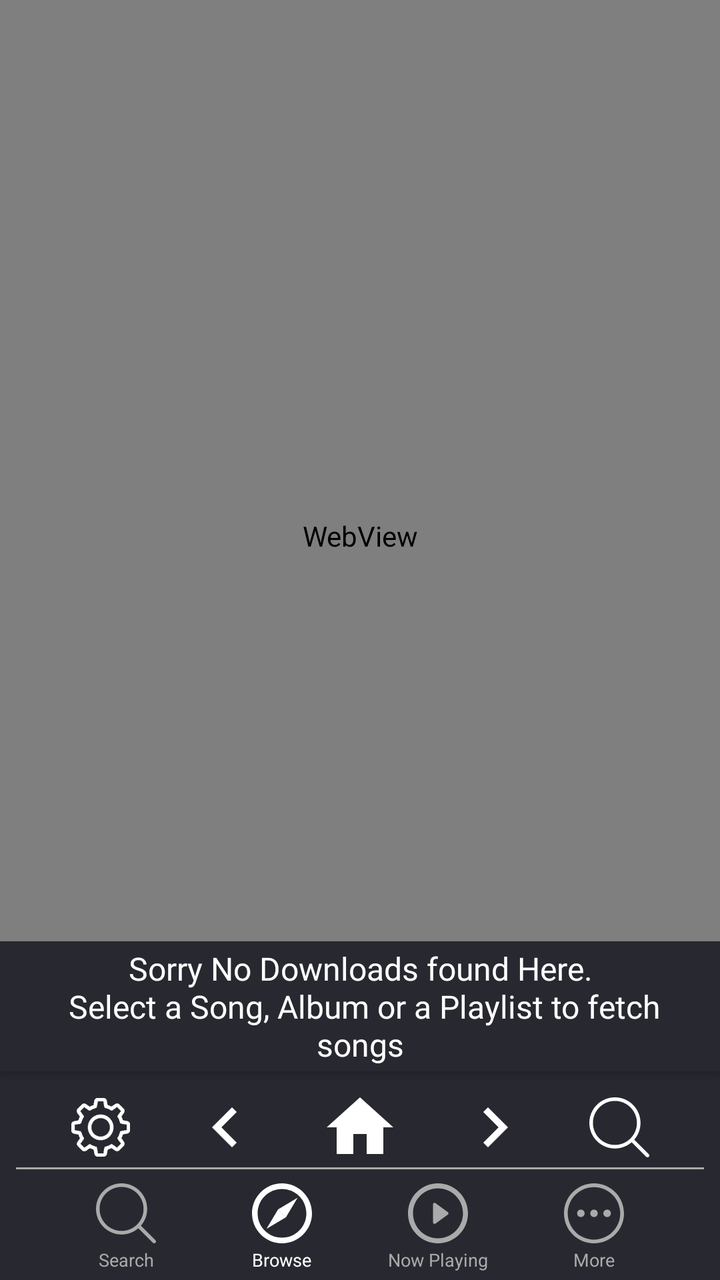
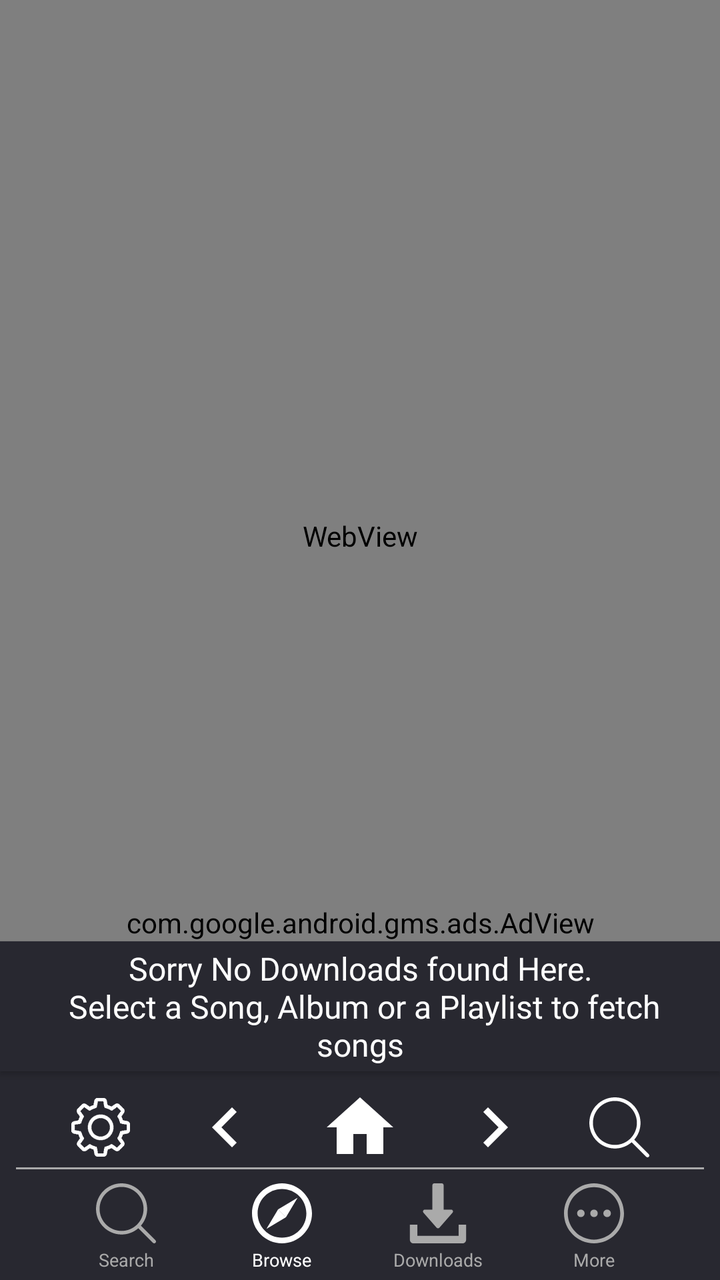

An Android layout rendered at two revisions. The XML below is the earlier revision; the diff shows what the commit changed to produce the second picture.
<!-- AndroidManifest.xml: application theme AppTheme.NoActionBar -->
<!-- res/layout/activity_saavn_web_view.xml -->
<?xml version="1.0" encoding="utf-8"?>
<androidx.constraintlayout.widget.ConstraintLayout xmlns:android="http://schemas.android.com/apk/res/android"
    xmlns:app="http://schemas.android.com/apk/res-auto"
    xmlns:tools="http://schemas.android.com/tools"
    android:layout_width="match_parent"
    android:layout_height="match_parent"
    android:background="@color/darkAccent"
    tools:context=".SaavnWebView">

    <Button
        android:id="@+id/btn_found"
        android:layout_width="0dp"
        android:layout_height="65dp"
        android:background="@color/darkAccent"
        android:fontFamily="@font/jockey_one"
        android:paddingLeft="8dp"
        android:paddingRight="8dp"
        android:text="@string/downloads_not_founds"
        android:textAlignment="center"
        android:textAllCaps="false"
        android:textColor="@android:color/white"
        android:textSize="16sp"
        app:layout_constraintBottom_toBottomOf="@+id/webView"
        app:layout_constraintEnd_toEndOf="parent"
        app:layout_constraintHorizontal_bias="1.0"
        app:layout_constraintStart_toStartOf="parent" />


    <Button
        android:id="@+id/btn_downloadSongs"
        android:layout_width="wrap_content"
        android:layout_height="wrap_content"
        android:layout_marginStart="16dp"
        android:layout_marginEnd="8dp"
        android:layout_marginBottom="8dp"
        android:background="@drawable/curvature"
        android:fontFamily="@font/abel"
        android:paddingLeft="20dp"
        android:paddingRight="20dp"
        android:text="click here to DOWNLOAD SONGS"
        android:textAllCaps="false"
        android:textColor="@android:color/white"
        android:textStyle="bold"
        android:visibility="invisible"
        app:layout_constraintBottom_toBottomOf="@+id/webView"
        app:layout_constraintEnd_toEndOf="@+id/btn_found"
        app:layout_constraintStart_toStartOf="parent" />

    <TextView
        android:id="@+id/textView3"
        android:layout_width="0dp"
        android:layout_height="40dp"
        android:background="@color/darkAccent"
        android:fontFamily="@font/advent_pro_medium"
        android:gravity="center"
        android:text="This feature is experimental, might have some bugs"
        android:textColor="@android:color/white"
        android:textSize="14sp"
        android:visibility="gone"
        app:layout_constraintEnd_toEndOf="parent"
        app:layout_constraintStart_toStartOf="parent"
        app:layout_constraintTop_toTopOf="parent" />

    <WebView
        android:id="@+id/webView"
        android:layout_width="0dp"
        android:layout_height="0dp"
        android:layout_marginBottom="8dp"
        app:layout_constraintBottom_toTopOf="@+id/web_srch_et"
        app:layout_constraintEnd_toEndOf="parent"
        app:layout_constraintHorizontal_bias="1.0"
        app:layout_constraintStart_toStartOf="parent"
        app:layout_constraintTop_toBottomOf="@+id/textView3" />

    <TextView
        android:id="@+id/tv_test_link"
        android:layout_width="0dp"
        android:layout_height="wrap_content"
        android:layout_marginStart="8dp"
        android:layout_marginEnd="8dp"
        android:maxLines="1"
        android:text="weblink"
        android:textColor="@android:color/white"
        android:textSize="12sp"
        android:visibility="gone"
        app:layout_constraintBottom_toTopOf="@+id/textView4"
        app:layout_constraintEnd_toEndOf="parent"
        app:layout_constraintHorizontal_bias="1.0"
        app:layout_constraintStart_toStartOf="parent" />

    <Button
        android:id="@+id/btm_srch"
        android:layout_width="30dp"
        android:layout_height="30dp"
        android:layout_marginBottom="2dp"
        android:background="@drawable/ic_btm_search_dull"
        android:onClick="wBtmSrch"
        app:layout_constraintBottom_toTopOf="@+id/textView2"
        app:layout_constraintEnd_toStartOf="@+id/btm_brws"
        app:layout_constraintHorizontal_bias="0.5"
        app:layout_constraintHorizontal_chainStyle="spread"
        app:layout_constraintStart_toStartOf="parent" />

    <Button
        android:id="@+id/btm_brws"
        android:layout_width="30dp"
        android:layout_height="30dp"
        android:layout_marginBottom="2dp"
        android:background="@drawable/ic_btm_browse"
        android:onClick="wBtmBrws"
        app:layout_constraintBottom_toTopOf="@+id/textView41"
        app:layout_constraintEnd_toStartOf="@+id/btm_down"
        app:layout_constraintHorizontal_bias="0.5"
        app:layout_constraintStart_toEndOf="@+id/btm_srch" />

    <Button
        android:id="@+id/btm_down"
        android:layout_width="30dp"
        android:layout_height="30dp"
        android:layout_marginBottom="2dp"
        android:background="@drawable/ic_btm_play_dull"
        android:onClick="wBtmDown"
        app:layout_constraintBottom_toTopOf="@+id/textView42"
        app:layout_constraintEnd_toStartOf="@+id/btm_more"
        app:layout_constraintHorizontal_bias="0.5"
        app:layout_constraintStart_toEndOf="@+id/btm_brws" />

    <Button
        android:id="@+id/btm_more"
        android:layout_width="30dp"
        android:layout_height="30dp"
        android:layout_marginBottom="2dp"
        android:background="@drawable/ic_btm_more_dull"
        android:onClick="wBtmMore"
        android:textSize="9sp"
        app:layout_constraintBottom_toTopOf="@+id/textView44"
        app:layout_constraintEnd_toEndOf="parent"
        app:layout_constraintHorizontal_bias="0.5"
        app:layout_constraintStart_toEndOf="@+id/btm_down" />

    <TextView
        android:id="@+id/textView4"
        android:layout_width="0dp"
        android:layout_height="1dp"
        android:layout_marginStart="8dp"
        android:layout_marginEnd="8dp"
        android:layout_marginBottom="7dp"
        android:background="@android:color/darker_gray"
        app:layout_constraintBottom_toTopOf="@+id/btm_brws"
        app:layout_constraintEnd_toEndOf="parent"
        app:layout_constraintStart_toStartOf="parent" />

    <Button
        android:id="@+id/btn_next_web"
        android:layout_width="40dp"
        android:layout_height="40dp"
        android:background="@drawable/ic_navigate_next_black_24dp"
        app:layout_constraintBottom_toTopOf="@+id/textView4"
        app:layout_constraintEnd_toStartOf="@+id/btn_web_serch"
        app:layout_constraintHorizontal_bias="0.5"
        app:layout_constraintStart_toEndOf="@+id/btn_home_web" />

    <Button
        android:id="@+id/btn_home_web"
        android:layout_width="40dp"
        android:layout_height="40dp"
        android:background="@drawable/ic_home_black_24dp"
        android:padding="5dp"
        app:layout_constraintBottom_toTopOf="@+id/textView4"
        app:layout_constraintEnd_toStartOf="@+id/btn_next_web"
        app:layout_constraintHorizontal_bias="0.5"
        app:layout_constraintStart_toEndOf="@+id/btn_prev_web" />

    <Button
        android:id="@+id/btn_prev_web"
        android:layout_width="40dp"
        android:layout_height="40dp"
        android:background="@drawable/ic_navigate_before_black_24dp"
        app:layout_constraintBottom_toTopOf="@+id/textView4"
        app:layout_constraintEnd_toStartOf="@+id/btn_home_web"
        app:layout_constraintHorizontal_bias="0.5"
        app:layout_constraintStart_toEndOf="@+id/btn_web_set" />

    <TextView
        android:id="@+id/textView2"
        android:layout_width="wrap_content"
        android:layout_height="wrap_content"
        android:layout_marginBottom="4dp"
        android:text="Search"
        android:textColor="@android:color/darker_gray"
        android:textSize="9sp"
        app:layout_constraintBottom_toBottomOf="parent"
        app:layout_constraintEnd_toEndOf="@+id/btm_srch"
        app:layout_constraintStart_toStartOf="@+id/btm_srch" />

    <TextView
        android:id="@+id/textView41"
        android:layout_width="wrap_content"
        android:layout_height="wrap_content"
        android:layout_marginBottom="4dp"
        android:text="Browse"
        android:textColor="@android:color/white"
        android:textSize="9sp"
        app:layout_constraintBottom_toBottomOf="parent"
        app:layout_constraintEnd_toEndOf="@+id/btm_brws"
        app:layout_constraintHorizontal_bias="0.416"
        app:layout_constraintStart_toStartOf="@+id/btm_brws" />

    <TextView
        android:id="@+id/textView42"
        android:layout_width="wrap_content"
        android:layout_height="wrap_content"
        android:layout_marginBottom="4dp"
        android:text="Now Playing"
        android:textColor="@android:color/darker_gray"
        android:textSize="9sp"
        app:layout_constraintBottom_toBottomOf="parent"
        app:layout_constraintEnd_toEndOf="@+id/btm_down"
        app:layout_constraintStart_toStartOf="@+id/btm_down" />

    <TextView
        android:id="@+id/textView44"
        android:layout_width="wrap_content"
        android:layout_height="wrap_content"
        android:layout_marginBottom="4dp"
        android:text="More"
        android:textColor="@android:color/darker_gray"
        android:textSize="9sp"
        app:layout_constraintBottom_toBottomOf="parent"
        app:layout_constraintEnd_toEndOf="@+id/btm_more"
        app:layout_constraintStart_toStartOf="@+id/btm_more" />

    <Button
        android:id="@+id/btn_web_serch"
        android:layout_width="30dp"
        android:layout_height="30dp"
        android:layout_marginEnd="8dp"
        android:layout_marginBottom="5dp"
        android:background="@drawable/ic_btm_search"
        app:layout_constraintBottom_toTopOf="@+id/textView4"
        app:layout_constraintEnd_toEndOf="parent"
        app:layout_constraintHorizontal_bias="0.5"
        app:layout_constraintStart_toEndOf="@+id/btn_next_web" />

    <Button
        android:id="@+id/btn_web_set"
        android:layout_width="30dp"
        android:layout_height="30dp"
        android:layout_marginStart="8dp"
        android:layout_marginBottom="5dp"
        android:background="@drawable/ic_settings"
        app:layout_constraintBottom_toTopOf="@+id/textView4"
        app:layout_constraintEnd_toStartOf="@+id/btn_prev_web"
        app:layout_constraintHorizontal_bias="0.5"
        app:layout_constraintStart_toStartOf="parent" />

    <EditText
        android:id="@+id/web_srch_et"
        android:layout_width="0dp"
        android:layout_height="50dp"
        android:layout_marginStart="8dp"
        android:layout_marginEnd="8dp"
        android:layout_marginBottom="8dp"
        android:background="@drawable/curvature"
        android:ems="10"
        android:hint="Enter Url"
        android:imeOptions="actionSearch"
        android:inputType="text"
        android:lineSpacingExtra="8sp"
        android:paddingLeft="14dp"
        android:paddingRight="45dp"
        android:textColor="@android:color/white"
        android:textColorHint="@android:color/darker_gray"
        android:visibility="gone"
        app:layout_constraintBottom_toTopOf="@+id/btn_home_web"
        app:layout_constraintEnd_toEndOf="parent"
        app:layout_constraintStart_toStartOf="parent" />

</androidx.constraintlayout.widget.ConstraintLayout>
<!-- resources referenced by this layout -->
<resources>
  <color name="darkAccent">#282830</color>
  <!-- drawable curvature (drawable) -->
  <?xml version="1.0" encoding="utf-8"?>
  <shape xmlns:android="http://schemas.android.com/apk/res/android"
      android:shape="rectangle">
      <corners android:radius="25dp" />
      <stroke android:width="8px" android:color="#fff" />
  </shape>
  <!-- drawable ic_btm_play_dull (drawable) -->
  <?xml version="1.0" encoding="utf-8"?>
  <vector xmlns:android="http://schemas.android.com/apk/res/android"
      android:width="30.051dp"
      android:height="30.051dp"
      android:viewportWidth="30.051"
      android:viewportHeight="30.051">
  
      <path
          android:fillColor="@android:color/darker_gray"
          android:pathData="M19.982,14.438l-6.24-4.536c-0.229-0.166-0.533-0.191-0.784-0.062c-0.253,0.128-0.411,0.388-0.411,0.669v9.069 c0,0.284,0.158,0.543,0.411,0.671c0.107,0.054,0.224,0.081,0.342,0.081c0.154,0,0.31-0.049,0.442-0.146l6.24-4.532 c0.197-0.145,0.312-0.369,0.312-0.607C20.295,14.803,20.177,14.58,19.982,14.438z" />
      <path
          android:fillColor="@android:color/darker_gray"
          android:pathData="M15.026,0.002C6.726,0.002,0,6.728,0,15.028c0,8.297,6.726,15.021,15.026,15.021c8.298,0,15.025-6.725,15.025-15.021 C30.052,6.728,23.324,0.002,15.026,0.002z M15.026,27.542c-6.912,0-12.516-5.601-12.516-12.514c0-6.91,5.604-12.518,12.516-12.518 c6.911,0,12.514,5.607,12.514,12.518C27.541,21.941,21.937,27.542,15.026,27.542z" />
  </vector>
  <!-- drawable ic_btm_search (drawable) -->
  <?xml version="1.0" encoding="utf-8"?>
  <vector xmlns:android="http://schemas.android.com/apk/res/android"
      android:width="451dp"
      android:height="451dp"
      android:viewportWidth="451"
      android:viewportHeight="451">
  
      <path
          android:fillColor="#fff"
          android:pathData="M447.05,428l-109.6-109.6c29.4-33.8,47.2-77.9,47.2-126.1C384.65,86.2,298.35,0,192.35,0C86.25,0,0.05,86.3,0.05,192.3 s86.3,192.3,192.3,192.3c48.2,0,92.3-17.8,126.1-47.2L428.05,447c2.6,2.6,6.1,4,9.5,4s6.9-1.3,9.5-4 C452.25,441.8,452.25,433.2,447.05,428z M26.95,192.3c0-91.2,74.2-165.3,165.3-165.3c91.2,0,165.3,74.2,165.3,165.3 s-74.1,165.4-165.3,165.4C101.15,357.7,26.95,283.5,26.95,192.3z" />
  </vector>
  <!-- drawable ic_home_black_24dp (drawable) -->
  <vector android:height="24dp" android:tint="#FFFFFF"
      android:viewportHeight="24.0" android:viewportWidth="24.0"
      android:width="24dp" xmlns:android="http://schemas.android.com/apk/res/android">
      <path android:fillColor="#FF000000" android:pathData="M10,20v-6h4v6h5v-8h3L12,3 2,12h3v8z"/>
  </vector>
  <!-- drawable ic_navigate_before_black_24dp (drawable) -->
  <vector android:height="24dp" android:tint="#FFFFFF"
      android:viewportHeight="24.0" android:viewportWidth="24.0"
      android:width="24dp" xmlns:android="http://schemas.android.com/apk/res/android">
      <path android:fillColor="#FF000000" android:pathData="M15.41,7.41L14,6l-6,6 6,6 1.41,-1.41L10.83,12z"/>
  </vector>
  <!-- drawable ic_navigate_next_black_24dp (drawable) -->
  <vector android:height="24dp" android:tint="#FFFFFF"
      android:viewportHeight="24.0" android:viewportWidth="24.0"
      android:width="24dp" xmlns:android="http://schemas.android.com/apk/res/android">
      <path android:fillColor="#FF000000" android:pathData="M10,6L8.59,7.41 13.17,12l-4.58,4.59L10,18l6,-6z"/>
  </vector>
  <string name="downloads_not_founds">Sorry No Downloads found Here.\n
          Select a Song, Album or a Playlist to fetch songs</string>
  <style name="AppTheme.NoActionBar">
          <item name="windowActionBar">false</item>
          <item name="windowNoTitle">true</item>
      </style>
  <!-- unchanged entries left out for length: 4 -->
</resources>

<!-- the commit's change to res/layout/activity_saavn_web_view.xml (unified diff, before → after) -->
@@ -118,7 +118,7 @@
         android:layout_width="30dp"
         android:layout_height="30dp"
         android:layout_marginBottom="2dp"
-        android:background="@drawable/ic_btm_play_dull"
+        android:background="@drawable/ic_btm_downloads_dull"
         android:onClick="wBtmDown"
         app:layout_constraintBottom_toTopOf="@+id/textView42"
         app:layout_constraintEnd_toStartOf="@+id/btm_more"
@@ -211,7 +211,7 @@
         android:layout_width="wrap_content"
         android:layout_height="wrap_content"
         android:layout_marginBottom="4dp"
-        android:text="Now Playing"
+        android:text="Downloads"
         android:textColor="@android:color/darker_gray"
         android:textSize="9sp"
         app:layout_constraintBottom_toBottomOf="parent"
@@ -276,4 +276,17 @@
         app:layout_constraintEnd_toEndOf="parent"
         app:layout_constraintStart_toStartOf="parent" />
 
+    <com.google.android.gms.ads.AdView xmlns:ads="http://schemas.android.com/apk/res-auto"
+        android:id="@+id/adView_Browse"
+        android:layout_width="0dp"
+        android:layout_height="wrap_content"
+        android:layout_alignParentBottom="true"
+        android:layout_centerHorizontal="true"
+        android:visibility="visible"
+        ads:adSize="BANNER"
+        ads:adUnitId="@string/ad_more"
+        ads:layout_constraintBottom_toTopOf="@+id/btn_found"
+        ads:layout_constraintEnd_toEndOf="parent"
+        ads:layout_constraintStart_toStartOf="parent"></com.google.android.gms.ads.AdView>
+
 </androidx.constraintlayout.widget.ConstraintLayout>
<!-- resource entries referenced after the edit -->
@@ -8,20 +8,20 @@
       <corners android:radius="25dp" />
       <stroke android:width="8px" android:color="#fff" />
   </shape>
-  <!-- drawable ic_btm_play_dull (drawable) -->
+  <!-- drawable ic_btm_downloads_dull (drawable) -->
   <?xml version="1.0" encoding="utf-8"?>
   <vector xmlns:android="http://schemas.android.com/apk/res/android"
-      android:width="30.051dp"
-      android:height="30.051dp"
-      android:viewportWidth="30.051"
-      android:viewportHeight="30.051">
+      android:width="512dp"
+      android:height="512dp"
+      android:viewportWidth="512"
+      android:viewportHeight="512">
   
       <path
           android:fillColor="@android:color/darker_gray"
-          android:pathData="M19.982,14.438l-6.24-4.536c-0.229-0.166-0.533-0.191-0.784-0.062c-0.253,0.128-0.411,0.388-0.411,0.669v9.069 c0,0.284,0.158,0.543,0.411,0.671c0.107,0.054,0.224,0.081,0.342,0.081c0.154,0,0.31-0.049,0.442-0.146l6.24-4.532 c0.197-0.145,0.312-0.369,0.312-0.607C20.295,14.803,20.177,14.58,19.982,14.438z" />
+          android:pathData="M382.56,233.376C379.968,227.648,374.272,224,368,224h-64V16c0-8.832-7.168-16-16-16h-64c-8.832,0-16,7.168-16,16v208h-64 c-6.272,0-11.968,3.68-14.56,9.376c-2.624,5.728-1.6,12.416,2.528,17.152l112,128c3.04,3.488,7.424,5.472,12.032,5.472 c4.608,0,8.992-2.016,12.032-5.472l112-128C384.192,245.824,385.152,239.104,382.56,233.376z" />
       <path
           android:fillColor="@android:color/darker_gray"
-          android:pathData="M15.026,0.002C6.726,0.002,0,6.728,0,15.028c0,8.297,6.726,15.021,15.026,15.021c8.298,0,15.025-6.725,15.025-15.021 C30.052,6.728,23.324,0.002,15.026,0.002z M15.026,27.542c-6.912,0-12.516-5.601-12.516-12.514c0-6.91,5.604-12.518,12.516-12.518 c6.911,0,12.514,5.607,12.514,12.518C27.541,21.941,21.937,27.542,15.026,27.542z" />
+          android:pathData="M432,352v96H80v-96H16v128c0,17.696,14.336,32,32,32h416c17.696,0,32-14.304,32-32V352H432z" />
   </vector>
   <!-- drawable ic_btm_search (drawable) -->
   <?xml version="1.0" encoding="utf-8"?>
@@ -53,6 +53,7 @@
       android:width="24dp" xmlns:android="http://schemas.android.com/apk/res/android">
       <path android:fillColor="#FF000000" android:pathData="M10,6L8.59,7.41 13.17,12l-4.58,4.59L10,18l6,-6z"/>
   </vector>
+  <string name="ad_more">ca-app-pub-3940256099942544/6300978111</string>
   <string name="downloads_not_founds">Sorry No Downloads found Here.\n
           Select a Song, Album or a Playlist to fetch songs</string>
   <style name="AppTheme.NoActionBar">
